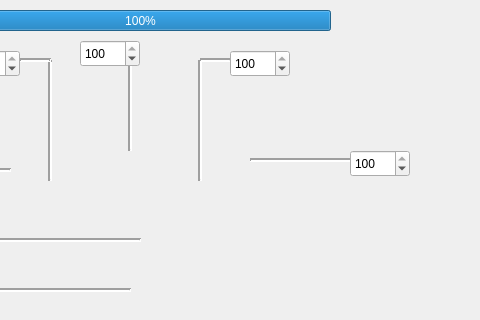
First picture: the form in bodyDamage.ui, repository bison--/bodyDamage, before the edit; both pictures show x 190 to 670 and y 0 to 320 of the 670 by 712 pixel window.
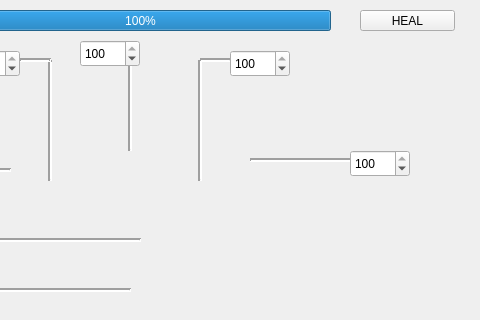
Second picture: the form after the edit. Icons and pictures are not drawn.

Patch:
```diff
--- a/bodyDamage.ui
+++ b/bodyDamage.ui
@@ -495,6 +495,19 @@
      <number>100</number>
     </property>
    </widget>
+   <widget class="QPushButton" name="cmdHeal">
+    <property name="geometry">
+     <rect>
+      <x>550</x>
+      <y>10</y>
+      <width>95</width>
+      <height>21</height>
+     </rect>
+    </property>
+    <property name="text">
+     <string>HEAL</string>
+    </property>
+   </widget>
    <zorder>label</zorder>
    <zorder>txtReport</zorder>
    <zorder>chkArrow</zorder>
```
Left out of the diff: 3 changed lines with no effect on the pictures.
